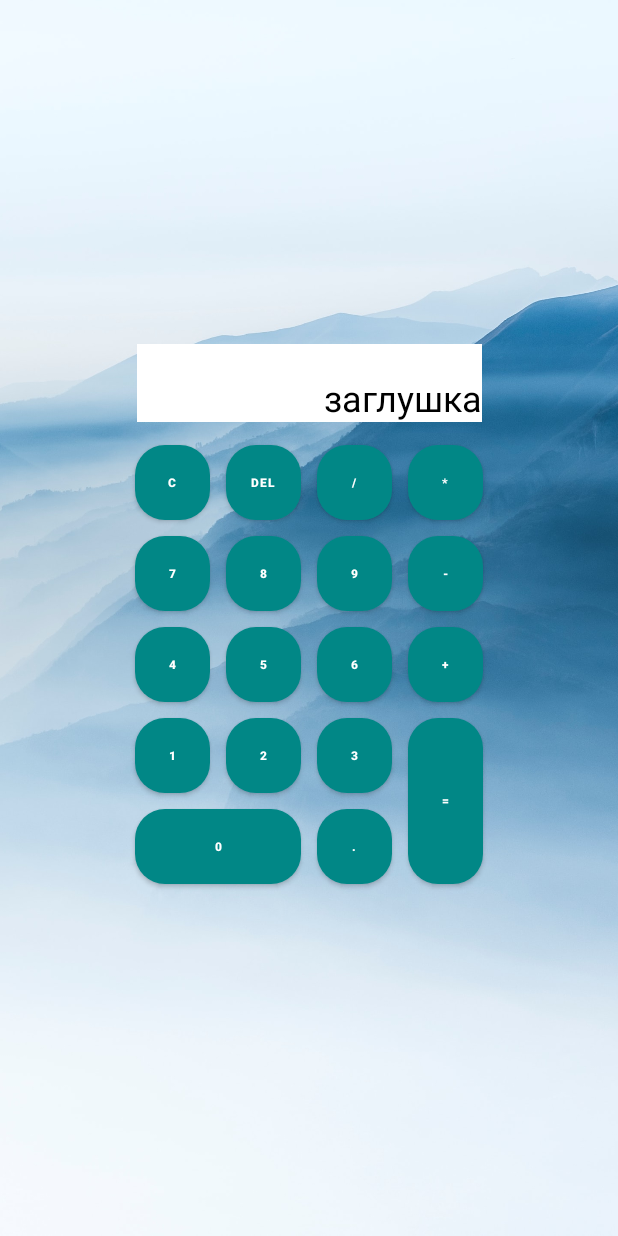
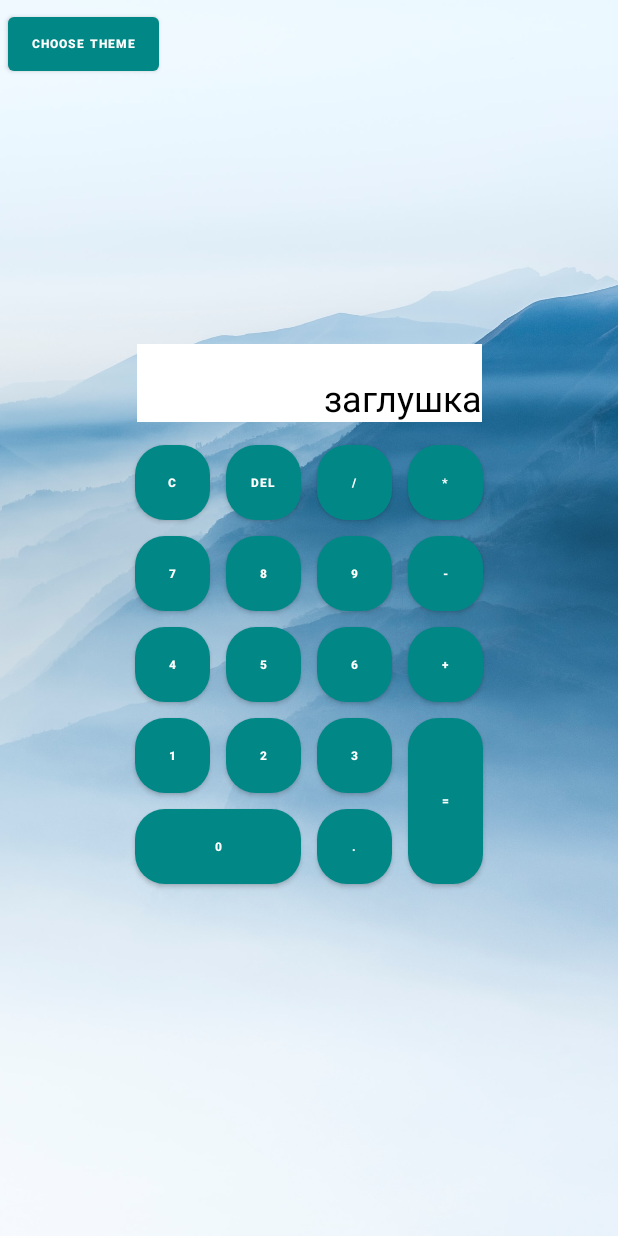
Before and after one commit to SlateBishop/AndroidCalculatorHW, an Android app: the screen it shows after launch (MainActivity), on a phone screen of 412 x 824 dp. Run offline under Robolectric (Android 15) with nearby library versions, the phone set to English and light mode, and no system bars.

Commit message:
Добавил в макеты кнопку выбора темы

```diff
--- a/app/src/main/res/layout-land/activity_main.xml
+++ b/app/src/main/res/layout-land/activity_main.xml
@@ -164,7 +164,14 @@
             style="@style/MyButtonStyle"
             android:background="@drawable/button_selector"
             android:text="@string/button_dot" />
+    </GridLayout>
 
+    <com.google.android.material.button.MaterialButton
+        style="@style/MyButtonStyle"
+        android:layout_width="wrap_content"
+        android:layout_height="wrap_content"
+        android:text="@string/choose_theme_button"
+        app:layout_constraintStart_toStartOf="parent"
+        app:layout_constraintTop_toTopOf="parent" />
 
-    </GridLayout>
 </androidx.constraintlayout.widget.ConstraintLayout>
--- a/app/src/main/res/layout/activity_main.xml
+++ b/app/src/main/res/layout/activity_main.xml
@@ -164,7 +164,14 @@
             style="@style/MyButtonStyle"
             android:background="@drawable/button_selector"
             android:text="@string/button_dot" />
+    </GridLayout>
 
+    <com.google.android.material.button.MaterialButton
+        style="@style/MyButtonStyle"
+        android:layout_width="wrap_content"
+        android:layout_height="wrap_content"
+        android:text="@string/choose_theme_button"
+        app:layout_constraintStart_toStartOf="parent"
+        app:layout_constraintTop_toTopOf="parent" />
 
-    </GridLayout>
 </androidx.constraintlayout.widget.ConstraintLayout>
--- a/app/src/main/res/values-night/themes.xml
+++ b/app/src/main/res/values-night/themes.xml
@@ -1,4 +1,4 @@
-<resources xmlns:tools="http://schemas.android.com/tools">
+<resources>
 
     <style name="Theme.MyAppStyle" parent="Theme.MaterialComponents.DayNight.NoActionBar">
         <item name="colorPrimary">@color/black</item>
--- a/app/src/main/res/values/strings.xml
+++ b/app/src/main/res/values/strings.xml
@@ -18,4 +18,5 @@
     <string name="button_0">0</string>
     <string name="button_dot">.</string>
     <string name="button_calc">=</string>
+    <string name="choose_theme_button">Choose theme</string>
 </resources>
--- a/app/src/main/res/values/themes.xml
+++ b/app/src/main/res/values/themes.xml
@@ -1,4 +1,4 @@
-<resources xmlns:tools="http://schemas.android.com/tools">
+<resources>
 
     <style name="Theme.MyAppStyle" parent="Theme.MaterialComponents.DayNight.NoActionBar">
         <item name="colorPrimary">@color/teal_700</item>
```
